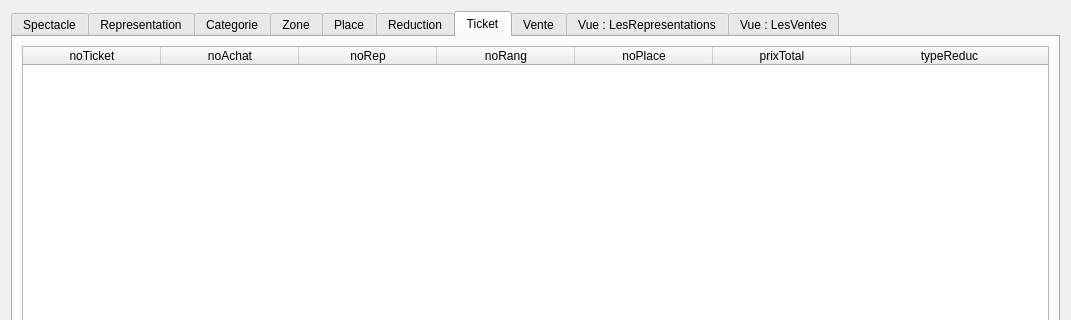
Above: gui/v1_tablesData.ui from NoxFly/CEBD-project-theater before the change; both pictures show x 0 to 1071 and y 0 to 320 of the 1071 by 599 pixel window. Below: the same form after it.
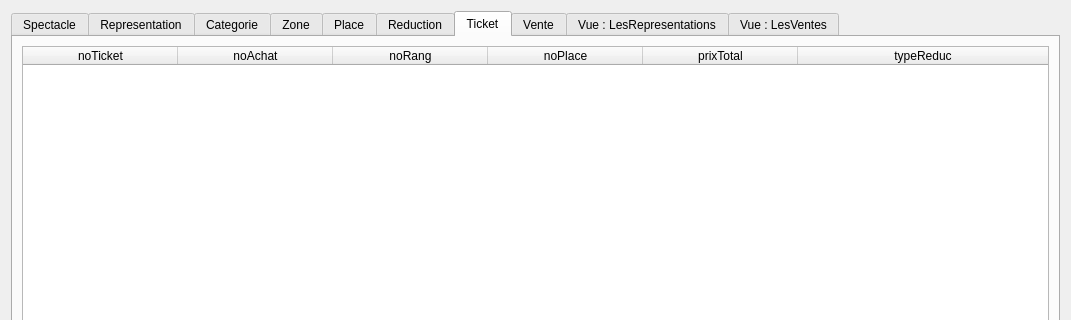
That is the form after the change. The open tabs and pages were chosen to show the change.

```diff
--- a/gui/v1_tablesData.ui
+++ b/gui/v1_tablesData.ui
@@ -578,7 +578,7 @@
        <item>
         <widget class="QTableWidget" name="tableTicket">
          <attribute name="horizontalHeaderDefaultSectionSize">
-          <number>138</number>
+          <number>155</number>
          </attribute>
          <attribute name="horizontalHeaderMinimumSectionSize">
           <number>50</number>
@@ -599,11 +599,6 @@
            <string>noAchat</string>
           </property>
          </column>
-         <column>
-          <property name="text">
-           <string>noRep</string>
-          </property>
-         </column>
          <column>
           <property name="text">
            <string>noRang</string>
```
Left out of the diff: 7 changed lines with no effect on the pictures.
